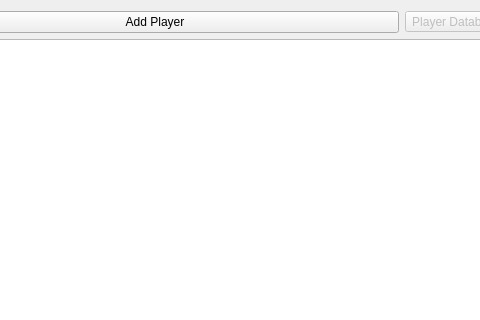
First picture: the form in ui/PlayerTabWidget.ui, repository probonopd/QTournament, before the edit; both pictures show x 100 to 580 and y 0 to 320 of the 703 by 495 pixel window.
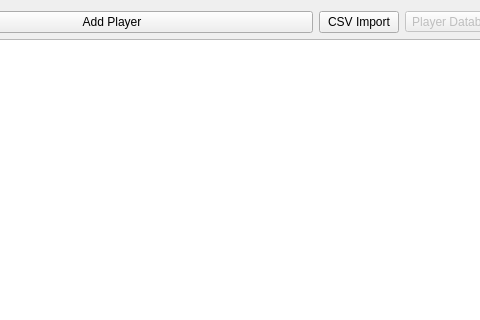
Second picture: the form after the edit. Icons and pictures are not drawn. Custom widgets are drawn as their Qt base class.

The edit to the form file:
```diff
--- a/ui/PlayerTabWidget.ui
+++ b/ui/PlayerTabWidget.ui
@@ -29,6 +29,19 @@
          </property>
         </widget>
        </item>
+       <item>
+        <widget class="QPushButton" name="btnImportCsv">
+         <property name="sizePolicy">
+          <sizepolicy hsizetype="Fixed" vsizetype="Fixed">
+           <horstretch>0</horstretch>
+           <verstretch>0</verstretch>
+          </sizepolicy>
+         </property>
+         <property name="text">
+          <string>CSV Import</string>
+         </property>
+        </widget>
+       </item>
        <item>
         <widget class="QToolButton" name="btnExtDatabase">
          <property name="enabled">
```
Left out of the diff: 17 changed lines with no effect on the pictures.
